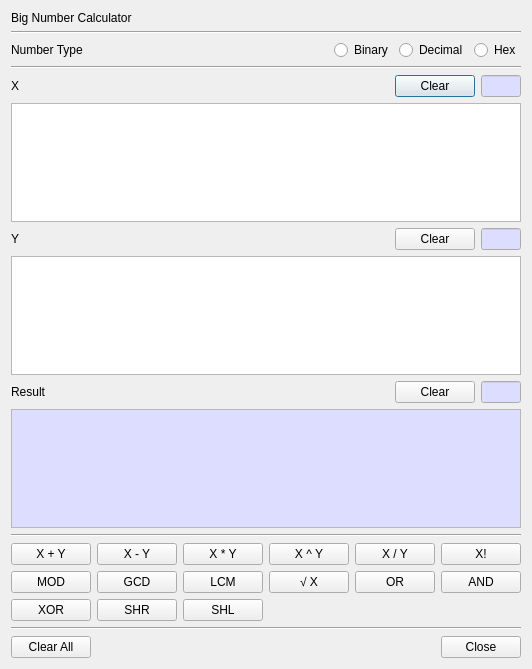
Before: the Qt Designer form BerEditor/bn_calc_dlg.ui in jykim74/BerEditor, drawn with Qt 5.
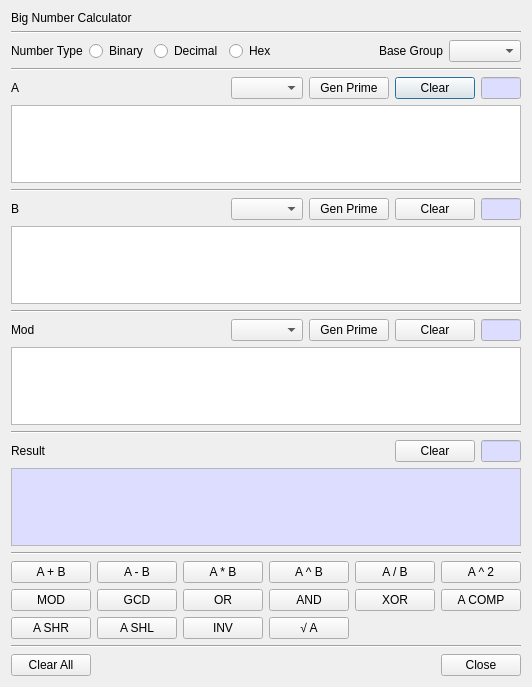
After: the same form once the commit is applied.

Commit message: BigNum 계산기 작업

Patch:
```diff
--- a/BerEditor/bn_calc_dlg.ui
+++ b/BerEditor/bn_calc_dlg.ui
@@ -7,7 +7,7 @@
     <x>0</x>
     <y>0</y>
     <width>500</width>
-    <height>669</height>
+    <height>687</height>
    </rect>
   </property>
   <property name="windowTitle">
@@ -30,6 +30,13 @@
    </item>
    <item>
     <layout class="QGridLayout" name="gridLayout">
+     <item row="0" column="2">
+      <widget class="QRadioButton" name="mBinCheck">
+       <property name="text">
+        <string>Binary</string>
+       </property>
+      </widget>
+     </item>
      <item row="0" column="0">
       <widget class="QLabel" name="label_2">
        <property name="text">
@@ -37,12 +44,18 @@
        </property>
       </widget>
      </item>
-     <item row="0" column="4">
-      <widget class="QRadioButton" name="mHexCheck">
-       <property name="text">
-        <string>Hex</string>
+     <item row="0" column="5">
+      <spacer name="horizontalSpacer_5">
+       <property name="orientation">
+        <enum>Qt::Horizontal</enum>
        </property>
-      </widget>
+       <property name="sizeHint" stdset="0">
+        <size>
+         <width>40</width>
+         <height>20</height>
+        </size>
+       </property>
+      </spacer>
      </item>
      <item row="0" column="3">
       <widget class="QRadioButton" name="mDecCheck">
@@ -51,25 +64,22 @@
        </property>
       </widget>
      </item>
-     <item row="0" column="2">
-      <widget class="QRadioButton" name="mBinCheck">
+     <item row="0" column="4">
+      <widget class="QRadioButton" name="mHexCheck">
        <property name="text">
-        <string>Binary</string>
+        <string>Hex</string>
        </property>
       </widget>
      </item>
-     <item row="0" column="1">
-      <spacer name="horizontalSpacer_5">
-       <property name="orientation">
-        <enum>Qt::Horizontal</enum>
+     <item row="0" column="7">
+      <widget class="QComboBox" name="mBaseGroupCombo"/>
+     </item>
+     <item row="0" column="6">
+      <widget class="QLabel" name="label_6">
+       <property name="text">
+        <string>Base Group</string>
        </property>
-       <property name="sizeHint" stdset="0">
-        <size>
-         <width>40</width>
-         <height>20</height>
-        </size>
-       </property>
-      </spacer>
+      </widget>
      </item>
     </layout>
    </item>
@@ -82,28 +92,38 @@
    </item>
    <item>
     <layout class="QGridLayout" name="gridLayout_2">
-     <item row="0" column="1">
-      <spacer name="horizontalSpacer">
-       <property name="orientation">
-        <enum>Qt::Horizontal</enum>
-       </property>
-       <property name="sizeHint" stdset="0">
-        <size>
-         <width>40</width>
-         <height>20</height>
-        </size>
-       </property>
-      </spacer>
-     </item>
      <item row="0" column="0">
       <widget class="QLabel" name="label_3">
        <property name="text">
-        <string>X</string>
+        <string>A</string>
        </property>
       </widget>
      </item>
-     <item row="0" column="3">
-      <widget class="QLineEdit" name="mXLenText">
+     <item row="0" column="1">
+      <spacer name="horizontalSpacer">
+       <property name="orientation">
+        <enum>Qt::Horizontal</enum>
+       </property>
+       <property name="sizeHint" stdset="0">
+        <size>
+         <width>40</width>
+         <height>20</height>
+        </size>
+       </property>
+      </spacer>
+     </item>
+     <item row="0" column="4">
+      <widget class="QPushButton" name="mAClearBtn">
+       <property name="text">
+        <string>Clear</string>
+       </property>
+      </widget>
+     </item>
+     <item row="0" column="2">
+      <widget class="QComboBox" name="mAPrimeBitsCombo"/>
+     </item>
+     <item row="0" column="5">
+      <widget class="QLineEdit" name="mALenText">
        <property name="minimumSize">
         <size>
          <width>40</width>
@@ -148,66 +168,27 @@
        </property>
       </widget>
      </item>
-     <item row="0" column="2">
-      <widget class="QPushButton" name="mXClearBtn">
+     <item row="0" column="3">
+      <widget class="QPushButton" name="mAGenPrimeBtn">
        <property name="text">
-        <string>Clear</string>
+        <string>Gen Prime</string>
        </property>
       </widget>
      </item>
     </layout>
    </item>
    <item>
-    <widget class="QPlainTextEdit" name="mXText"/>
+    <widget class="QPlainTextEdit" name="mAText"/>
+   </item>
+   <item>
+    <widget class="Line" name="line_7">
+     <property name="orientation">
+      <enum>Qt::Horizontal</enum>
+     </property>
+    </widget>
    </item>
    <item>
     <layout class="QGridLayout" name="gridLayout_3">
-     <item row="0" column="3">
-      <widget class="QLineEdit" name="mYLenText">
-       <property name="minimumSize">
-        <size>
-         <width>40</width>
-         <height>0</height>
-        </size>
-       </property>
-       <property name="maximumSize">
-        <size>
-         <width>40</width>
-         <height>16777215</height>
-        </size>
-       </property>
-       <property name="palette">
-        <palette>
-         <active>
-          <colorrole role="Base">
-           <brush brushstyle="SolidPattern">
-            <color alpha="255">
-             <red>221</red>
-             <green>221</green>
-             <blue>255</blue>
-            </color>
-           </brush>
-          </colorrole>
-         </active>
-         <inactive>
-          <colorrole role="Base">
-           <brush brushstyle="SolidPattern">
-            <color alpha="255">
-             <red>221</red>
-             <green>221</green>
-             <blue>255</blue>
-            </color>
-           </brush>
-          </colorrole>
-         </inactive>
-         <disabled/>
-        </palette>
-       </property>
-       <property name="readOnly">
-        <bool>true</bool>
-       </property>
-      </widget>
-     </item>
      <item row="0" column="1">
       <spacer name="horizontalSpacer_2">
        <property name="orientation">
@@ -221,24 +202,187 @@
        </property>
       </spacer>
      </item>
+     <item row="0" column="5">
+      <widget class="QLineEdit" name="mBLenText">
+       <property name="minimumSize">
+        <size>
+         <width>40</width>
+         <height>0</height>
+        </size>
+       </property>
+       <property name="maximumSize">
+        <size>
+         <width>40</width>
+         <height>16777215</height>
+        </size>
+       </property>
+       <property name="palette">
+        <palette>
+         <active>
+          <colorrole role="Base">
+           <brush brushstyle="SolidPattern">
+            <color alpha="255">
+             <red>221</red>
+             <green>221</green>
+             <blue>255</blue>
+            </color>
+           </brush>
+          </colorrole>
+         </active>
+         <inactive>
+          <colorrole role="Base">
+           <brush brushstyle="SolidPattern">
+            <color alpha="255">
+             <red>221</red>
+             <green>221</green>
+             <blue>255</blue>
+            </color>
+           </brush>
+          </colorrole>
+         </inactive>
+         <disabled/>
+        </palette>
+       </property>
+       <property name="readOnly">
+        <bool>true</bool>
+       </property>
+      </widget>
+     </item>
+     <item row="0" column="2">
+      <widget class="QComboBox" name="mBPrimeBitsCombo"/>
+     </item>
+     <item row="0" column="4">
+      <widget class="QPushButton" name="mBClearBtn">
+       <property name="text">
+        <string>Clear</string>
+       </property>
+      </widget>
+     </item>
      <item row="0" column="0">
       <widget class="QLabel" name="label_4">
        <property name="text">
-        <string>Y</string>
+        <string>B</string>
+       </property>
+      </widget>
+     </item>
+     <item row="0" column="3">
+      <widget class="QPushButton" name="mBGenPrimeBtn">
+       <property name="text">
+        <string>Gen Prime</string>
+       </property>
+      </widget>
+     </item>
+    </layout>
+   </item>
+   <item>
+    <widget class="QPlainTextEdit" name="mBText"/>
+   </item>
+   <item>
+    <widget class="Line" name="line_6">
+     <property name="orientation">
+      <enum>Qt::Horizontal</enum>
+     </property>
+    </widget>
+   </item>
+   <item>
+    <layout class="QGridLayout" name="gridLayout_7">
+     <property name="topMargin">
+      <number>0</number>
+     </property>
+     <item row="0" column="3">
+      <widget class="QPushButton" name="mModGenPrimeBtn">
+       <property name="text">
+        <string>Gen Prime</string>
+       </property>
+      </widget>
+     </item>
+     <item row="0" column="0">
+      <widget class="QLabel" name="label_7">
+       <property name="text">
+        <string>Mod</string>
        </property>
       </widget>
      </item>
      <item row="0" column="2">
-      <widget class="QPushButton" name="mYClearBtn">
+      <widget class="QComboBox" name="mModPrimeBitsCombo"/>
+     </item>
+     <item row="0" column="5">
+      <widget class="QLineEdit" name="mModLenText">
+       <property name="minimumSize">
+        <size>
+         <width>40</width>
+         <height>0</height>
+        </size>
+       </property>
+       <property name="maximumSize">
+        <size>
+         <width>40</width>
+         <height>16777215</height>
+        </size>
+       </property>
+       <property name="palette">
+        <palette>
+         <active>
+          <colorrole role="Base">
+           <brush brushstyle="SolidPattern">
+            <color alpha="255">
+             <red>221</red>
+             <green>221</green>
+             <blue>255</blue>
+            </color>
+           </brush>
+          </colorrole>
+         </active>
+         <inactive>
+          <colorrole role="Base">
+           <brush brushstyle="SolidPattern">
+            <color alpha="255">
+             <red>221</red>
+             <green>221</green>
+             <blue>255</blue>
+            </color>
+           </brush>
+          </colorrole>
+         </inactive>
+         <disabled/>
+        </palette>
+       </property>
+       <property name="readOnly">
+        <bool>true</bool>
+       </property>
+      </widget>
+     </item>
+     <item row="0" column="4">
+      <widget class="QPushButton" name="mModClearBtn">
        <property name="text">
         <string>Clear</string>
        </property>
       </widget>
      </item>
+     <item row="0" column="1">
+      <spacer name="horizontalSpacer_6">
+       <property name="orientation">
+        <enum>Qt::Horizontal</enum>
+       </property>
+       <property name="sizeHint" stdset="0">
+        <size>
+         <width>40</width>
+         <height>20</height>
+        </size>
+       </property>
+      </spacer>
+     </item>
     </layout>
    </item>
    <item>
-    <widget class="QPlainTextEdit" name="mYText"/>
+    <widget class="QPlainTextEdit" name="mModText"/>
+   </item>
+   <item>
+    <widget class="Line" name="line_5">
+     <property name="orientation">
+      <enum>Qt::Horizontal</enum>
+     </property>
+    </widget>
    </item>
    <item>
     <layout class="QGridLayout" name="gridLayout_5">
@@ -363,24 +507,10 @@
      <property name="topMargin">
       <number>0</number>
      </property>
-     <item row="1" column="3">
-      <widget class="QPushButton" name="mRootBtn">
-       <property name="text">
-        <string>√ X</string>
-       </property>
-      </widget>
-     </item>
      <item row="0" column="2">
       <widget class="QPushButton" name="mMultipleBtn">
        <property name="text">
-        <string>X * Y</string>
-       </property>
-      </widget>
-     </item>
-     <item row="1" column="5">
-      <widget class="QPushButton" name="mANDBtn">
-       <property name="text">
-        <string>AND</string>
+        <string>A * B</string>
        </property>
       </widget>
      </item>
@@ -394,35 +524,14 @@
      <item row="0" column="3">
       <widget class="QPushButton" name="mExpBtn">
        <property name="text">
-        <string>X ^ Y</string>
+        <string>A ^ B</string>
        </property>
       </widget>
      </item>
      <item row="0" column="0">
       <widget class="QPushButton" name="mAddBtn">
        <property name="text">
-        <string>X + Y</string>
-       </property>
-      </widget>
-     </item>
-     <item row="1" column="2">
-      <widget class="QPushButton" name="mLCMBtn">
-       <property name="text">
-        <string>LCM</string>
-       </property>
-      </widget>
-     </item>
-     <item row="0" column="5">
-      <widget class="QPushButton" name="mFactorBtn">
-       <property name="text">
-        <string>X!</string>
-       </property>
-      </widget>
-     </item>
-     <item row="1" column="4">
-      <widget class="QPushButton" name="mORBtn">
-       <property name="text">
-        <string>OR</string>
+        <string>A + B</string>
        </property>
       </widget>
      </item>
@@ -436,35 +545,77 @@
      <item row="0" column="1">
       <widget class="QPushButton" name="mSubBtn">
        <property name="text">
-        <string>X - Y</string>
+        <string>A - B</string>
        </property>
       </widget>
      </item>
-     <item row="2" column="0">
+     <item row="0" column="4">
+      <widget class="QPushButton" name="mDivBtn">
+       <property name="text">
+        <string>A / B</string>
+       </property>
+      </widget>
+     </item>
+     <item row="0" column="5">
+      <widget class="QPushButton" name="mSqrBtn">
+       <property name="text">
+        <string>A ^ 2</string>
+       </property>
+      </widget>
+     </item>
+     <item row="1" column="2">
+      <widget class="QPushButton" name="mORBtn">
+       <property name="text">
+        <string>OR</string>
+       </property>
+      </widget>
+     </item>
+     <item row="1" column="3">
+      <widget class="QPushButton" name="mANDBtn">
+       <property name="text">
+        <string>AND</string>
+       </property>
+      </widget>
+     </item>
+     <item row="1" column="4">
       <widget class="QPushButton" name="mXORBtn">
        <property name="text">
         <string>XOR</string>
        </property>
       </widget>
      </item>
-     <item row="0" column="4">
-      <widget class="QPushButton" name="mDivBtn">
-       <property name="text">
-        <string>X / Y</string>
-       </property>
-      </widget>
-     </item>
-     <item row="2" column="1">
+     <item row="2" column="0">
       <widget class="QPushButton" name="mSHRBtn">
        <property name="text">
-        <string>SHR</string>
+        <string>A SHR</string>
        </property>
       </widget>
      </item>
-     <item row="2" column="2">
+     <item row="2" column="1">
       <widget class="QPushButton" name="mSHLBtn">
        <property name="text">
-        <string>SHL</string>
+        <string>A SHL</string>
+       </property>
+      </widget>
+     </item>
+     <item row="1" column="5">
+      <widget class="QPushButton" name="mCOMPBtn">
+       <property name="text">
+        <string>A COMP</string>
+       </property>
+      </widget>
+     </item>
+     <item row="2" column="2">
+      <widget class="QPushButton" name="mINVBtn">
+       <property name="text">
+        <string>INV</string>
+       </property>
+      </widget>
+     </item>
+     <item row="2" column="3">
+      <widget class="QPushButton" name="mSQRTBtn">
+       <property name="text">
+        <string>√ A</string>
        </property>
       </widget>
      </item>
```
The commit also changes 2 other files.
